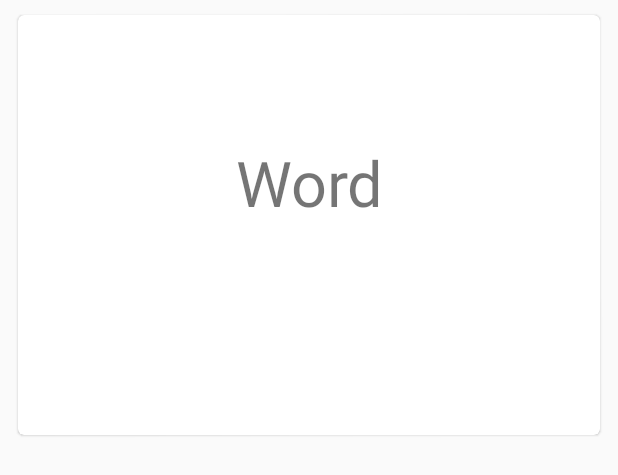
After one commit to sshun04/PronounceFlachCard, an Android app: the layout item_memorize_card.xml on its own in the app's theme, with its tools: preview values and no code run, on a phone screen of 412 x 824 dp. The commit adds this screen. Shown: the top 475 px of the screen. Run offline under Robolectric (Android 15) with nearby library versions, the phone set to English and light mode, and no system bars.

Commit message:
implement memorization_tab

```diff
--- a/app/src/main/java/com/shojishunsuke/pronounceflachcard/Fragment/AddWordDialogFragment.kt
+++ b/app/src/main/java/com/shojishunsuke/pronounceflachcard/Fragment/AddWordDialogFragment.kt
@@ -70,7 +70,7 @@ class AddWordDialogFragment : DialogFragment() {
 
         realm.executeTransaction {
 
-            wordCard = it.createObject(WordObject::class.java)
+            var wordCard = it.createObject(WordObject::class.java)
 
             wordCard.word = editWord
             wordCard.meaning = editMeaning
--- a/app/src/main/java/com/shojishunsuke/pronounceflachcard/Fragment/FlashCardFragment.kt
+++ b/app/src/main/java/com/shojishunsuke/pronounceflachcard/Fragment/FlashCardFragment.kt
@@ -41,6 +41,7 @@ class FlashCardFragment : Fragment() {
         var adapter = CardRecyclerViewAdapter(context,read())
         recyclerview.adapter = adapter
 
+
         recyclerview.layoutManager = LinearLayoutManager(context, LinearLayoutManager.VERTICAL, false)
 
 
--- a/app/src/main/java/com/shojishunsuke/pronounceflachcard/WordObject.kt
+++ b/app/src/main/java/com/shojishunsuke/pronounceflachcard/WordObject.kt
@@ -8,6 +8,8 @@ import java.util.*
 @RealmClass
 open class WordObject(
                       @Required open var word :String = "word",
-                      @Required open var meaning : String = "meaning"):RealmObject() {
+                      @Required open var meaning : String = "meaning",
+                       open var isDone: Boolean = false
+):RealmObject() {
 
 }
--- a/app/src/main/java/com/shojishunsuke/pronounceflachcard/activity/MainActivity.kt
+++ b/app/src/main/java/com/shojishunsuke/pronounceflachcard/activity/MainActivity.kt
@@ -22,7 +22,8 @@ class MainActivity : AppCompatActivity() {
         val tabLayout : TabLayout = this.findViewById(R.id.tablayout)
         val viewPager : ViewPager = this.findViewById(R.id.pager)
 
-        tabLayout.addTab(tabLayout.newTab().setText(R.string.tab_check_meaning))
+        tabLayout.addTab(tabLayout.newTab().setText(R.string.tab_word_list))
+        tabLayout.addTab(tabLayout.newTab().setText(R.string.tab_memorization))
         tabLayout.addTab(tabLayout.newTab().setText(R.string.tab_test))
 
 
--- a/app/src/main/java/com/shojishunsuke/pronounceflachcard/adapter/CardRecyclerViewAdapter.kt
+++ b/app/src/main/java/com/shojishunsuke/pronounceflachcard/adapter/CardRecyclerViewAdapter.kt
@@ -1,6 +1,7 @@
 package com.shojishunsuke.pronounceflachcard.adapter
 
 import android.content.Context
+import android.opengl.Visibility
 import android.view.LayoutInflater
 import android.view.View
 import android.view.ViewGroup
@@ -54,7 +55,6 @@ class CardRecyclerViewAdapter(private val context: Context?, val realmResults: R
         viewHolder.meaningTextView.setText(meaningString)
 
 
-
         return RecyclerViewHolder(mView)
     }
 
--- a/app/src/main/res/layout/fragment_test_tab.xml
+++ b/app/src/main/res/layout/fragment_test_tab.xml
@@ -1,7 +1,7 @@
 <?xml version="1.0" encoding="utf-8"?>
-<LinearLayout xmlns:android="http://schemas.android.com/apk/res/android"
+<androidx.constraintlayout.widget.ConstraintLayout xmlns:android="http://schemas.android.com/apk/res/android"
               android:orientation="vertical"
               android:layout_width="match_parent"
               android:layout_height="match_parent">
 
-</LinearLayout>
+</androidx.constraintlayout.widget.ConstraintLayout>
--- /dev/null
+++ b/app/src/main/res/layout/item_memorize_card.xml
@@ -0,0 +1,61 @@
+<?xml version="1.0" encoding="utf-8"?>
+<com.google.android.material.card.MaterialCardView
+        xmlns:android="http://schemas.android.com/apk/res/android" xmlns:app="http://schemas.android.com/apk/res-auto"
+        android:orientation="vertical"
+        android:layout_width="match_parent"
+        android:layout_height="280dp"
+        android:layout_marginHorizontal="12dp"
+        android:layout_marginVertical="10dp"
+        android:elevation="4dp"
+>
+    <androidx.constraintlayout.widget.ConstraintLayout android:layout_width="match_parent"
+                                                       android:layout_height="match_parent">
+        <TextView
+                android:id="@+id/wordMemoTextView"
+                android:layout_width="0dp"
+                android:layout_height="0dp"
+                android:gravity="center"
+                android:text="Word"
+                android:layout_marginHorizontal="28dp"
+                android:textSize="42dp"
+                app:layout_constraintTop_toTopOf="parent"
+                app:layout_constraintStart_toStartOf="parent"
+                app:layout_constraintEnd_toEndOf="parent"
+                app:layout_constraintBottom_toTopOf="@+id/pronounceButton"
+        />
+
+        <TextView
+                android:id="@+id/meaningMemoTextView"
+                android:layout_width="0dp"
+                  android:layout_height="0dp"
+                  android:gravity="center"
+                  android:text="Meaning"
+                  android:layout_marginHorizontal="28dp"
+                  android:textSize="42dp"
+                  app:layout_constraintTop_toTopOf="parent"
+                  app:layout_constraintStart_toStartOf="parent"
+                  app:layout_constraintEnd_toEndOf="parent"
+                  app:layout_constraintBottom_toTopOf="@+id/pronounceButton"
+                  android:visibility="gone"
+        />
+
+        <ImageView
+                android:id="@+id/pronounceButton"
+                android:layout_width="56dp"
+                android:layout_height="56dp"
+        app:layout_constraintStart_toStartOf="parent"
+        app:layout_constraintBottom_toBottomOf="parent"/>
+
+        <ImageView
+                android:id="@+id/checkBox"
+                app:layout_constraintEnd_toEndOf="parent"
+                app:layout_constraintBottom_toBottomOf="parent"
+                android:layout_width="56dp"
+                android:layout_height="56dp"/>
+
+
+
+
+    </androidx.constraintlayout.widget.ConstraintLayout>
+
+</com.google.android.material.card.MaterialCardView>
--- a/app/src/main/res/values/strings.xml
+++ b/app/src/main/res/values/strings.xml
@@ -1,6 +1,6 @@
 <resources>
     <string name="app_name">PronounceFlachCard</string>
     <string name="tab_test">Test</string>
-    <string name="tab_check_meaning">Check_Words</string>
-    <string name="tab_add_word">Add_Word</string>
+    <string name="tab_word_list">List_Words</string>
+    <string name="tab_memorization">Memorize_Word</string>
 </resources>
```
Also changed, not shown: app/src/main/java/com/shojishunsuke/pronounceflachcard/Fragment/AddWordFragment.kt (deleted, +0 -64 lines), app/src/main/java/com/shojishunsuke/pronounceflachcard/Fragment/MemorizeWordFragment.kt (added, +49 -0 lines), app/src/main/java/com/shojishunsuke/pronounceflachcard/OnlyOneScroller.kt (added, +10 -0 lines), app/src/main/java/com/shojishunsuke/pronounceflachcard/adapter/MemorizeRecyclerViewAdapter.kt (added, +137 -0 lines), app/src/main/java/com/shojishunsuke/pronounceflachcard/adapter/MyPagerAdapter.kt (+18 -11 lines), app/src/main/res/layout/fragment_add_word_tab.xml (deleted, +0 -41 lines), app/src/main/res/layout/fragment_memorize_word_tab.xml (added, +15 -0 lines), app/src/main/res/drawable/outline_check_box_black_36.png (added), app/src/main/res/drawable/outline_check_box_black_48.png (added), app/src/main/res/drawable/outline_check_box_outline_blank_black_36.png (added), app/src/main/res/drawable/outline_check_box_outline_blank_black_48.png (added).
